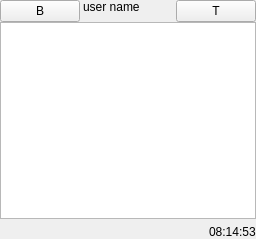
Before: the Qt Designer form src/Common/gui/chat/ChatMessagePanel.ui in elieserdejesus/JamTaba, drawn with Qt 5.
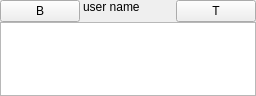
After: the same form once the commit is applied. Custom widgets are drawn as their Qt base class.

What changed in the file:
```diff
--- a/src/Common/gui/chat/ChatMessagePanel.ui
+++ b/src/Common/gui/chat/ChatMessagePanel.ui
@@ -7,7 +7,7 @@
     <x>0</x>
     <y>0</y>
     <width>256</width>
-    <height>239</height>
+    <height>96</height>
    </rect>
   </property>
   <property name="focusPolicy">
@@ -16,7 +16,7 @@
   <property name="windowTitle">
    <string notr="true"/>
   </property>
-  <layout class="QVBoxLayout" name="verticalLayout" stretch="0,0,0">
+  <layout class="QVBoxLayout" name="verticalLayout" stretch="0,0">
    <property name="spacing">
     <number>0</number>
    </property>
@@ -89,6 +89,12 @@
    </item>
    <item>
     <widget class="ChatTextEditor" name="labelMessage">
+     <property name="sizePolicy">
+      <sizepolicy hsizetype="Expanding" vsizetype="Expanding">
+       <horstretch>0</horstretch>
+       <verstretch>1</verstretch>
+      </sizepolicy>
+     </property>
      <property name="readOnly">
       <bool>true</bool>
      </property>
@@ -110,30 +116,6 @@
      </property>
     </widget>
    </item>
-   <item>
-    <layout class="QHBoxLayout" name="horizontalLayout">
-     <item>
-      <spacer name="horizontalSpacer">
-       <property name="orientation">
-        <enum>Qt::Horizontal</enum>
-       </property>
-       <property name="sizeHint" stdset="0">
-        <size>
-         <width>40</width>
-         <height>20</height>
-        </size>
-       </property>
-      </spacer>
-     </item>
-     <item alignment="Qt::AlignBottom">
-      <widget class="QLabel" name="labelTimeStamp">
-       <property name="text">
-        <string notr="true">08:14:53</string>
-       </property>
-      </widget>
-     </item>
-    </layout>
-   </item>
   </layout>
  </widget>
  <customwidgets>
```
